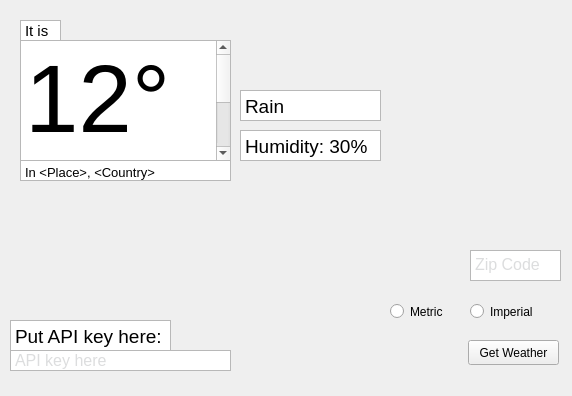
Old version of the form uis/weather_gui.ui in the repository emmafornash/Weather-Report.
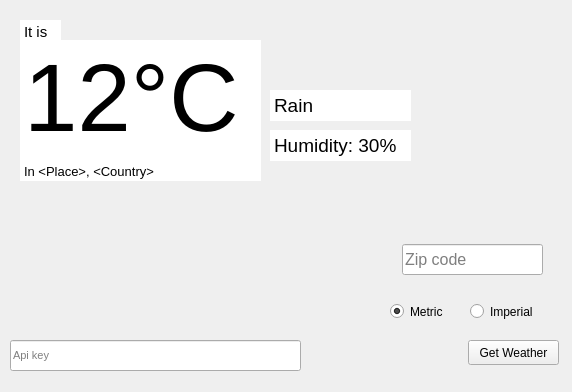
New version of the form.

What changed in the file:
```diff
--- a/uis/weather_gui.ui
+++ b/uis/weather_gui.ui
@@ -7,7 +7,7 @@
     <x>0</x>
     <y>0</y>
     <width>572</width>
-    <height>396</height>
+    <height>392</height>
    </rect>
   </property>
   <property name="windowTitle">
@@ -19,15 +19,33 @@
      <rect>
       <x>20</x>
       <y>40</y>
-      <width>211</width>
+      <width>241</width>
       <height>121</height>
      </rect>
     </property>
+    <property name="sizePolicy">
+     <sizepolicy hsizetype="Fixed" vsizetype="Fixed">
+      <horstretch>0</horstretch>
+      <verstretch>0</verstretch>
+     </sizepolicy>
+    </property>
     <property name="font">
      <font>
       <pointsize>72</pointsize>
      </font>
     </property>
+    <property name="frameShape">
+     <enum>QFrame::NoFrame</enum>
+    </property>
+    <property name="frameShadow">
+     <enum>QFrame::Plain</enum>
+    </property>
+    <property name="lineWidth">
+     <number>0</number>
+    </property>
+    <property name="verticalScrollBarPolicy">
+     <enum>Qt::ScrollBarAlwaysOff</enum>
+    </property>
     <property name="readOnly">
      <bool>true</bool>
     </property>
@@ -39,31 +57,6 @@
 &lt;p style=&quot; margin-top:0px; margin-bottom:0px; margin-left:0px; margin-right:0px; -qt-block-indent:0; text-indent:0px;&quot;&gt;12°C&lt;/p&gt;&lt;/body&gt;&lt;/html&gt;</string>
     </property>
    </widget>
-   <widget class="QTextEdit" name="api_key_edit">
-    <property name="geometry">
-     <rect>
-      <x>10</x>
-      <y>350</y>
-      <width>221</width>
-      <height>21</height>
-     </rect>
-    </property>
-    <property name="verticalScrollBarPolicy">
-     <enum>Qt::ScrollBarAlwaysOff</enum>
-    </property>
-    <property name="markdown">
-     <string>API key here
-
-</string>
-    </property>
-    <property name="html">
-     <string>&lt;!DOCTYPE HTML PUBLIC &quot;-//W3C//DTD HTML 4.0//EN&quot; &quot;http://www.w3.org/TR/REC-html40/strict.dtd&quot;&gt;
-&lt;html&gt;&lt;head&gt;&lt;meta name=&quot;qrichtext&quot; content=&quot;1&quot; /&gt;&lt;style type=&quot;text/css&quot;&gt;
-p, li { white-space: pre-wrap; }
-&lt;/style&gt;&lt;/head&gt;&lt;body style=&quot; font-family:'Ubuntu'; font-size:11pt; font-weight:400; font-style:normal;&quot;&gt;
-&lt;p style=&quot; margin-top:0px; margin-bottom:0px; margin-left:0px; margin-right:0px; -qt-block-indent:0; text-indent:0px;&quot;&gt;&lt;span style=&quot; font-family:'Whitney','Helvetica Neue','Helvetica','Arial','sans-serif'; font-size:16px; color:#dcddde; background-color:rgba(255,255,255,0.094118);&quot;&gt;API key here&lt;/span&gt;&lt;/p&gt;&lt;/body&gt;&lt;/html&gt;</string>
-    </property>
-   </widget>
    <widget class="QPushButton" name="get_weather">
     <property name="geometry">
      <rect>
@@ -80,7 +73,7 @@
    <widget class="QTextEdit" name="current_weather">
     <property name="geometry">
      <rect>
-      <x>240</x>
+      <x>270</x>
       <y>90</y>
       <width>141</width>
       <height>31</height>
@@ -91,6 +84,9 @@
       <pointsize>14</pointsize>
      </font>
     </property>
+    <property name="frameShape">
+     <enum>QFrame::NoFrame</enum>
+    </property>
     <property name="verticalScrollBarPolicy">
      <enum>Qt::ScrollBarAlwaysOff</enum>
     </property>
@@ -111,7 +107,7 @@
    <widget class="QTextEdit" name="current_humidity">
     <property name="geometry">
      <rect>
-      <x>240</x>
+      <x>270</x>
       <y>130</y>
       <width>141</width>
       <height>31</height>
@@ -122,6 +118,9 @@
       <pointsize>14</pointsize>
      </font>
     </property>
+    <property name="frameShape">
+     <enum>QFrame::NoFrame</enum>
+    </property>
     <property name="verticalScrollBarPolicy">
      <enum>Qt::ScrollBarAlwaysOff</enum>
     </property>
@@ -139,34 +138,6 @@
 &lt;p style=&quot; margin-top:0px; margin-bottom:0px; margin-left:0px; margin-right:0px; -qt-block-indent:0; text-indent:0px;&quot;&gt;Humidity: 30%&lt;/p&gt;&lt;/body&gt;&lt;/html&gt;</string>
     </property>
    </widget>
-   <widget class="QTextEdit" name="api_key_indicator">
-    <property name="geometry">
-     <rect>
-      <x>10</x>
-      <y>320</y>
-      <width>161</width>
-      <height>31</height>
-     </rect>
-    </property>
-    <property name="font">
-     <font>
-      <pointsize>14</pointsize>
-     </font>
-    </property>
-    <property name="verticalScrollBarPolicy">
-     <enum>Qt::ScrollBarAlwaysOff</enum>
-    </property>
-    <property name="readOnly">
-     <bool>true</bool>
-    </property>
-    <property name="html">
-     <string>&lt;!DOCTYPE HTML PUBLIC &quot;-//W3C//DTD HTML 4.0//EN&quot; &quot;http://www.w3.org/TR/REC-html40/strict.dtd&quot;&gt;
-&lt;html&gt;&lt;head&gt;&lt;meta name=&quot;qrichtext&quot; content=&quot;1&quot; /&gt;&lt;style type=&quot;text/css&quot;&gt;
-p, li { white-space: pre-wrap; }
-&lt;/style&gt;&lt;/head&gt;&lt;body style=&quot; font-family:'Ubuntu'; font-size:14pt; font-weight:400; font-style:normal;&quot;&gt;
-&lt;p style=&quot; margin-top:0px; margin-bottom:0px; margin-left:0px; margin-right:0px; -qt-block-indent:0; text-indent:0px;&quot;&gt;Put API key here:&lt;/p&gt;&lt;/body&gt;&lt;/html&gt;</string>
-    </property>
-   </widget>
    <widget class="QTextEdit" name="it_is_text">
     <property name="geometry">
      <rect>
@@ -176,6 +147,9 @@
       <height>21</height>
      </rect>
     </property>
+    <property name="frameShape">
+     <enum>QFrame::NoFrame</enum>
+    </property>
     <property name="verticalScrollBarPolicy">
      <enum>Qt::ScrollBarAlwaysOff</enum>
     </property>
@@ -198,10 +172,13 @@
      <rect>
       <x>20</x>
       <y>160</y>
-      <width>211</width>
+      <width>241</width>
       <height>21</height>
      </rect>
     </property>
+    <property name="frameShape">
+     <enum>QFrame::NoFrame</enum>
+    </property>
     <property name="verticalScrollBarPolicy">
      <enum>Qt::ScrollBarAlwaysOff</enum>
     </property>
@@ -216,23 +193,6 @@
 &lt;p style=&quot; margin-top:0px; margin-bottom:0px; margin-left:0px; margin-right:0px; -qt-block-indent:0; text-indent:0px;&quot;&gt;&lt;span style=&quot; font-size:10pt;&quot;&gt;In &amp;lt;Place&amp;gt;, &amp;lt;Country&amp;gt;&lt;/span&gt;&lt;/p&gt;&lt;/body&gt;&lt;/html&gt;</string>
     </property>
    </widget>
-   <widget class="QTextEdit" name="zipcode_edit">
-    <property name="geometry">
-     <rect>
-      <x>470</x>
-      <y>250</y>
-      <width>91</width>
-      <height>31</height>
-     </rect>
-    </property>
-    <property name="html">
-     <string>&lt;!DOCTYPE HTML PUBLIC &quot;-//W3C//DTD HTML 4.0//EN&quot; &quot;http://www.w3.org/TR/REC-html40/strict.dtd&quot;&gt;
-&lt;html&gt;&lt;head&gt;&lt;meta name=&quot;qrichtext&quot; content=&quot;1&quot; /&gt;&lt;style type=&quot;text/css&quot;&gt;
-p, li { white-space: pre-wrap; }
-&lt;/style&gt;&lt;/head&gt;&lt;body style=&quot; font-family:'Ubuntu'; font-size:11pt; font-weight:400; font-style:normal;&quot;&gt;
-&lt;p style=&quot; margin-top:0px; margin-bottom:0px; margin-left:0px; margin-right:0px; -qt-block-indent:0; text-indent:0px;&quot;&gt;&lt;span style=&quot; font-size:12pt; color:#dcddde;&quot;&gt;Zip Code&lt;/span&gt;&lt;/p&gt;&lt;/body&gt;&lt;/html&gt;</string>
-    </property>
-   </widget>
    <widget class="QRadioButton" name="imperial_radio">
     <property name="geometry">
      <rect>
@@ -257,6 +217,48 @@
     </property>
     <property name="text">
      <string>Metric</string>
+    </property>
+    <property name="checked">
+     <bool>true</bool>
+    </property>
+   </widget>
+   <widget class="QLineEdit" name="api_key_edit">
+    <property name="geometry">
+     <rect>
+      <x>10</x>
+      <y>340</y>
+      <width>291</width>
+      <height>31</height>
+     </rect>
+    </property>
+    <property name="font">
+     <font>
+      <pointsize>8</pointsize>
+     </font>
+    </property>
+    <property name="placeholderText">
+     <string>Api key</string>
+    </property>
+   </widget>
+   <widget class="QLineEdit" name="zipcode_edit">
+    <property name="geometry">
+     <rect>
+      <x>402</x>
+      <y>244</y>
+      <width>141</width>
+      <height>31</height>
+     </rect>
+    </property>
+    <property name="font">
+     <font>
+      <pointsize>12</pointsize>
+     </font>
+    </property>
+    <property name="text">
+     <string comment="Zip code" extracomment="Zip code"/>
+    </property>
+    <property name="placeholderText">
+     <string>Zip code</string>
     </property>
    </widget>
   </widget>
```
